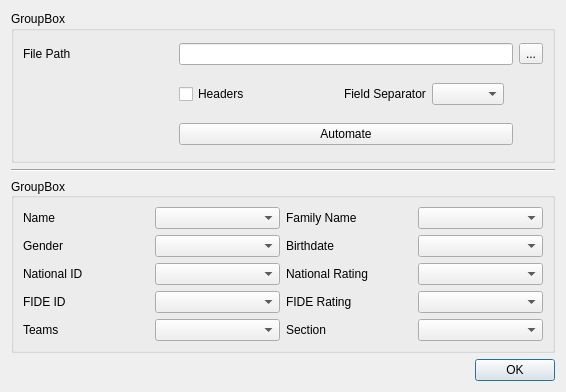
First picture: the form in src/forms/addgroupdialog.ui, repository SunWithIssues/ChessFerret, before the edit.
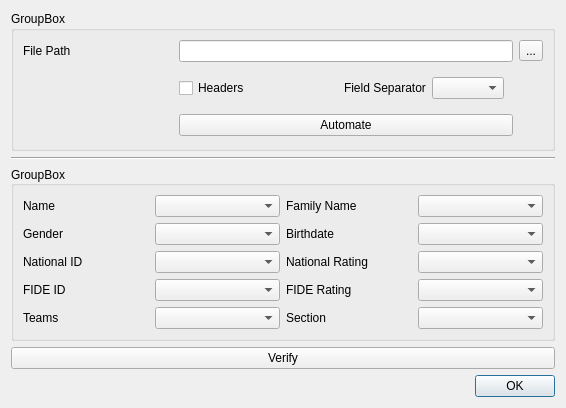
Second picture: the form after the edit.

What changed in the file:
```diff
--- a/src/forms/addgroupdialog.ui
+++ b/src/forms/addgroupdialog.ui
@@ -7,23 +7,13 @@
     <x>0</x>
     <y>0</y>
     <width>566</width>
-    <height>392</height>
+    <height>408</height>
    </rect>
   </property>
   <property name="windowTitle">
    <string>Dialog</string>
   </property>
   <layout class="QGridLayout" name="gridLayout_2">
-   <item row="1" column="0">
-    <widget class="QDialogButtonBox" name="buttonBox">
-     <property name="orientation">
-      <enum>Qt::Orientation::Horizontal</enum>
-     </property>
-     <property name="standardButtons">
-      <set>QDialogButtonBox::StandardButton::Ok</set>
-     </property>
-    </widget>
-   </item>
    <item row="0" column="0">
     <layout class="QGridLayout" name="gridLayout" columnstretch="0,0,0,0,0">
      <item row="3" column="0" colspan="5">
@@ -206,6 +196,23 @@
      </item>
     </layout>
    </item>
+   <item row="2" column="0">
+    <widget class="QDialogButtonBox" name="buttonBox">
+     <property name="orientation">
+      <enum>Qt::Orientation::Horizontal</enum>
+     </property>
+     <property name="standardButtons">
+      <set>QDialogButtonBox::StandardButton::Ok</set>
+     </property>
+    </widget>
+   </item>
+   <item row="1" column="0">
+    <widget class="QPushButton" name="verifyButton">
+     <property name="text">
+      <string>Verify</string>
+     </property>
+    </widget>
+   </item>
   </layout>
  </widget>
  <resources/>
```
